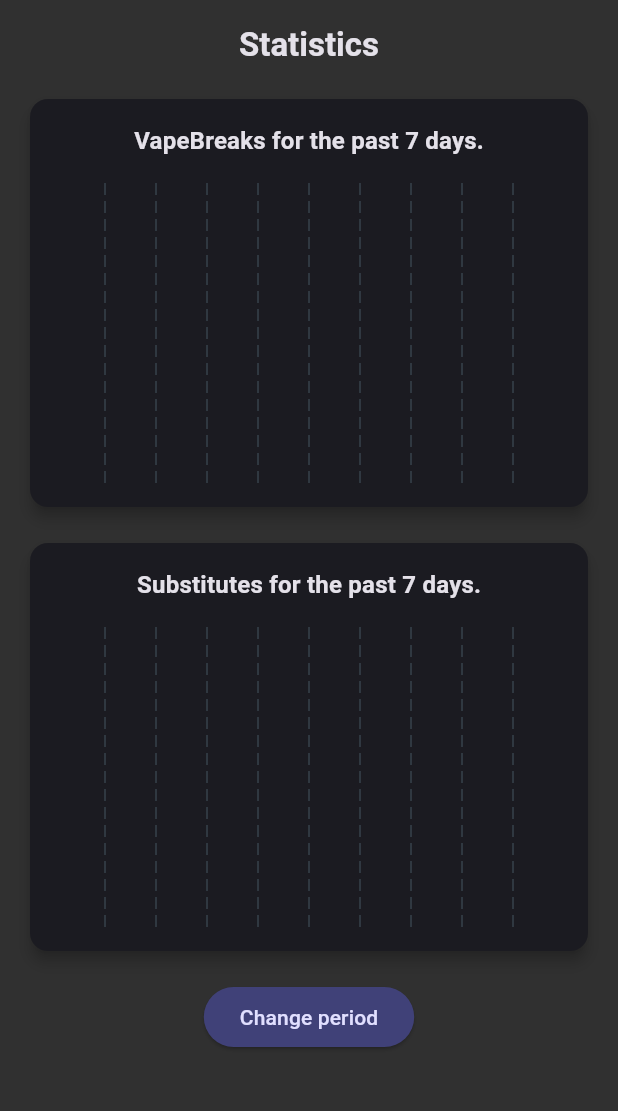
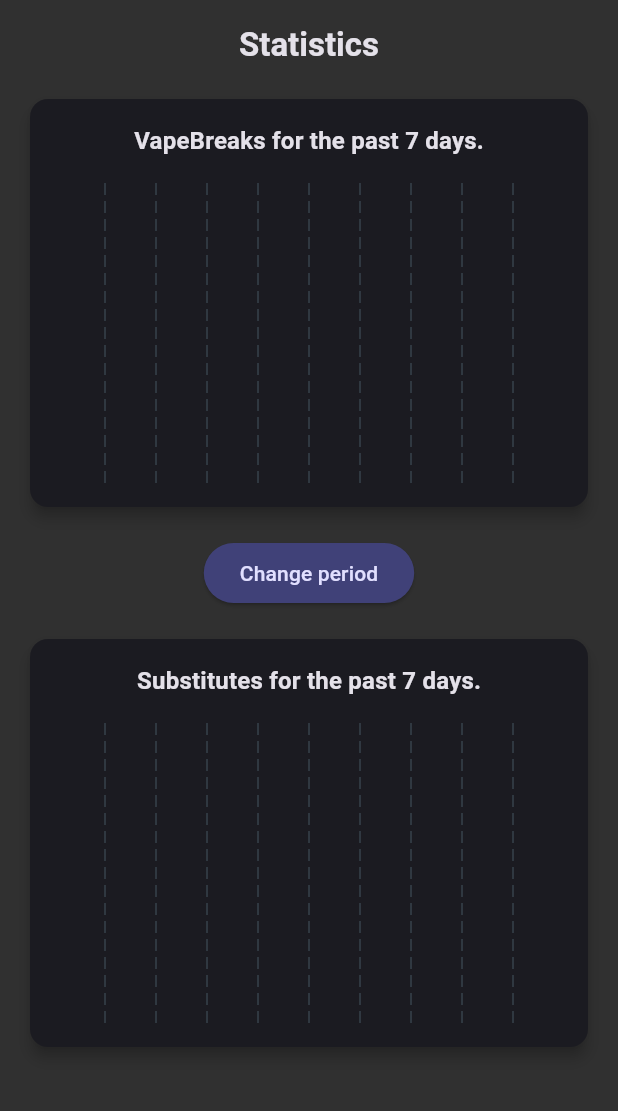
Before and after one commit to mihakonceptcorn/OffVape, a Flutter app: the screen it shows after launch, after a tap on "Statistics", on a phone screen of 412 x 824 dp, the part 84-1195 px from its top. Run offline on Flutter 3.47's test engine with Material 3 defaults, Android fonts, the phone set to English and light mode, and no system bars; drawn by our look-alikes of fl_chart; our stand-ins replace flutter_riverpod, google_fonts, google_mobile_ads, shared_preferences, sqflite; accounts and stored records are empty; network calls fail.

Commit message:
banner test

```diff
--- a/lib/main.dart
+++ b/lib/main.dart
@@ -1,5 +1,6 @@
 import 'package:flutter/material.dart';
 import 'package:google_fonts/google_fonts.dart';
+import 'package:google_mobile_ads/google_mobile_ads.dart';
 import 'package:flutter_riverpod/flutter_riverpod.dart';
 import 'package:flutter_localizations/flutter_localizations.dart';
 import 'l10n/app_localizations.dart';
@@ -16,6 +17,9 @@ final theme = ThemeData(
 );
 
 void main() {
+  WidgetsFlutterBinding.ensureInitialized();
+  MobileAds.instance.initialize();
+
   runApp(const ProviderScope(child: App()));
 }
 
--- a/lib/screens/statistics.dart
+++ b/lib/screens/statistics.dart
@@ -1,3 +1,4 @@
+import 'package:google_mobile_ads/google_mobile_ads.dart';
 import 'package:flutter/material.dart';
 import 'package:fl_chart/fl_chart.dart';
 import 'package:flutter/services.dart';
@@ -24,10 +25,37 @@ class _StatisticsScreenState extends ConsumerState<StatisticsScreen> {
   bool _isLoading = true;
   int _period = 7;
 
+  late BannerAd _bannerAd;
+  bool _isAdLoaded = false;
+
+  // final String bannerAdUnitId = dotenv.env['AD_UNIT_ID_BANNER']!;
+  final String bannerAdUnitId = 'ca-app-pub-3940256099942544/6300978111';
+
   @override
   void initState() {
     super.initState();
     loadInitialData();
+
+    _bannerAd = BannerAd(
+      adUnitId: bannerAdUnitId, // заміниш на свій ID після релізу
+      size: AdSize.banner,
+      request: const AdRequest(),
+      listener: BannerAdListener(
+        onAdLoaded: (_) => setState(() => _isAdLoaded = true),
+        onAdFailedToLoad: (ad, err) {
+          debugPrint('Ad failed to load: ${err.message}');
+          ad.dispose();
+        },
+      ),
+    );
+
+    _bannerAd.load();
+  }
+
+  @override
+  void dispose() {
+    _bannerAd.dispose();
+    super.dispose();
   }
 
   void loadInitialData() async {
@@ -211,6 +239,22 @@ class _StatisticsScreenState extends ConsumerState<StatisticsScreen> {
                         ),
                       ),
                       const SizedBox(height: 16),
+                      ElevatedButton(
+                        onPressed: () {
+                          HapticFeedback.lightImpact();
+                          showPeriodDialog(context);
+                        },
+                        style: ElevatedButton.styleFrom(
+                          backgroundColor: Theme.of(
+                            context,
+                          ).colorScheme.primaryContainer,
+                          foregroundColor: Theme.of(
+                            context,
+                          ).colorScheme.onPrimaryContainer,
+                        ),
+                        child: Text(AppLocalizations.of(context)!.statsChange),
+                      ),
+                      const SizedBox(height: 16),
                       Card(
                         elevation: 4.0,
                         child: Padding(
@@ -257,22 +301,13 @@ class _StatisticsScreenState extends ConsumerState<StatisticsScreen> {
                           ),
                         ),
                       ),
-                      const SizedBox(height: 16,),
-                      ElevatedButton(
-                        onPressed: () {
-                          HapticFeedback.lightImpact();
-                          showPeriodDialog(context);
-                        },
-                        style: ElevatedButton.styleFrom(
-                          backgroundColor: Theme.of(
-                            context,
-                          ).colorScheme.primaryContainer,
-                          foregroundColor: Theme.of(
-                            context,
-                          ).colorScheme.onPrimaryContainer,
+                      const SizedBox(height: 32),
+                      if (_isAdLoaded)
+                        SizedBox(
+                          height: _bannerAd.size.height.toDouble(),
+                          width: _bannerAd.size.width.toDouble(),
+                          child: AdWidget(ad: _bannerAd),
                         ),
-                        child: Text(AppLocalizations.of(context)!.statsChange),
-                      ),
                     ],
                   );
                 },
--- a/pubspec.yaml
+++ b/pubspec.yaml
@@ -45,6 +45,7 @@ dependencies:
     sdk: flutter
   intl: any
   flutter_launcher_icons: ^0.14.4
+  google_mobile_ads: ^6.0.0
 
 dev_dependencies:
   flutter_test:
```
Also changed, not shown: pubspec.lock, 4 other files.
